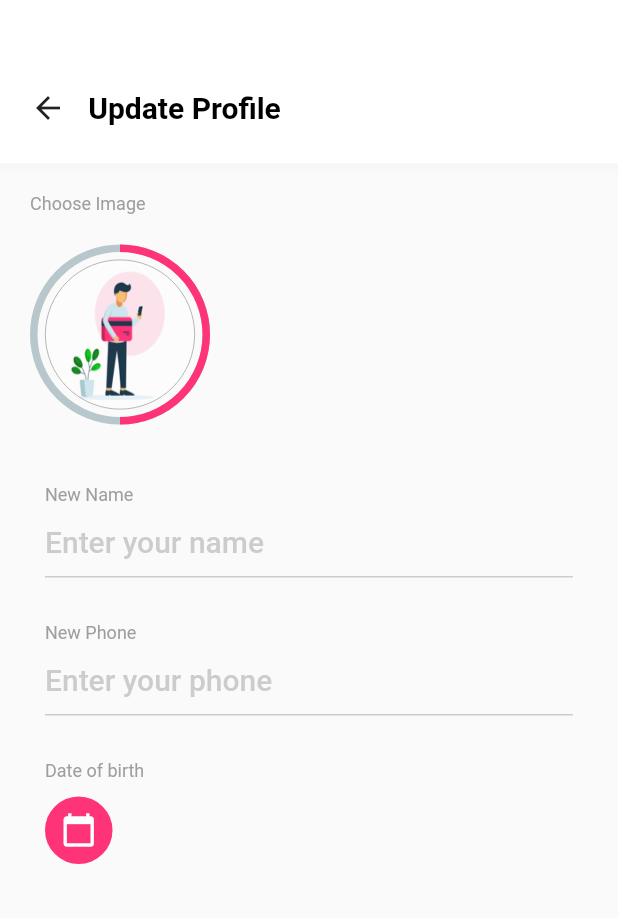
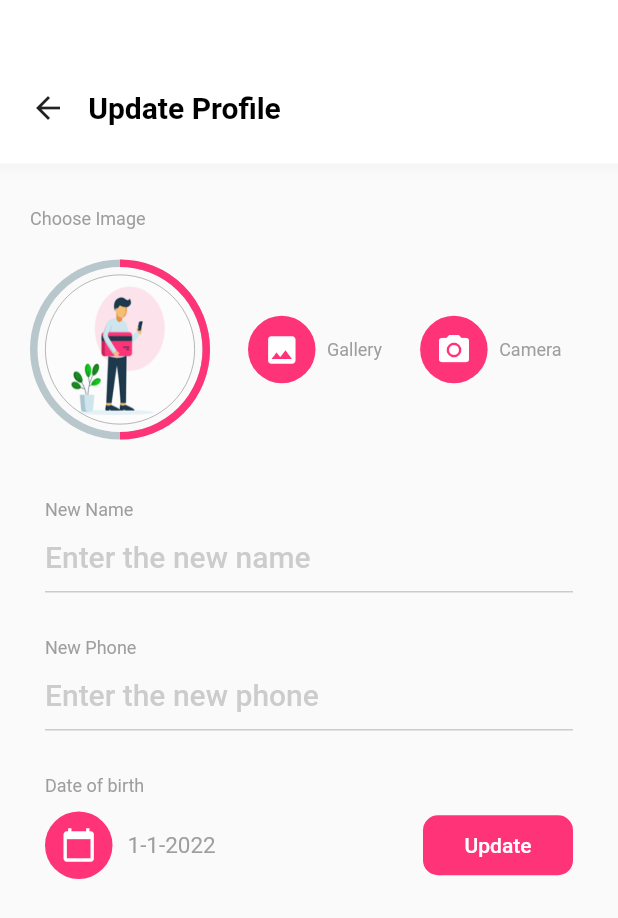
Before and after one commit to JanDongGun/BudgetFlutter, a Flutter app: the UpdateProfile screen opened directly, on a phone screen of 412 x 824 dp. Shown: the top 918 px of the screen. Run offline on Flutter 3.47's test engine with Material 2 defaults, Android fonts, the phone set to English and light mode, and no system bars; drawn by our look-alikes of percent_indicator; our stand-ins replace animated_bottom_navigation_bar, fl_chart, font_awesome_flutter, image_picker, ionicons; missing offline and left inert: antdesign_icons.

Commit message:
update profile

```diff
--- a/lib/pages/update_profile_page.dart
+++ b/lib/pages/update_profile_page.dart
@@ -1,7 +1,9 @@
+import 'dart:io';
+
 import 'package:budgetapp/theme/colors.dart';
 import 'package:flutter/foundation.dart';
 import 'package:flutter/material.dart';
-import 'package:antdesign_icons/antdesign_icons.dart';
+import 'package:image_picker/image_picker.dart';
 import 'package:percent_indicator/circular_percent_indicator.dart';
 
 class UpdateProfile extends StatefulWidget {
@@ -12,6 +14,9 @@ class UpdateProfile extends StatefulWidget {
 }
 
 class _UpdateProfileState extends State<UpdateProfile> {
+  File? imageFile;
+  DateTime dateTime = DateTime(2022);
+
   @override
   Widget build(BuildContext context) {
     return Scaffold(body: getBody());
@@ -60,7 +65,7 @@ class _UpdateProfileState extends State<UpdateProfile> {
           height: 10,
         ),
         Padding(
-          padding: const EdgeInsets.fromLTRB(20, 10, 20, 10),
+          padding: const EdgeInsets.fromLTRB(20, 20, 20, 10),
           child: Column(
             crossAxisAlignment: CrossAxisAlignment.start,
             children: [
@@ -71,11 +76,25 @@ class _UpdateProfileState extends State<UpdateProfile> {
               const SizedBox(
                 height: 20,
               ),
+              Row(
+                mainAxisAlignment: MainAxisAlignment.spaceBetween,
+                children: [
                   CircularPercentIndicator(
                     percent: 0.5,
                     progressColor: primary,
                     radius: 120,
-                center: Container(
+                    center: imageFile != null
+                        ? Container(
+                            height: 100,
+                            width: 100,
+                            decoration: BoxDecoration(
+                                borderRadius: BorderRadius.circular(50),
+                                border: Border.all(color: grey, width: 0.5),
+                                image: DecorationImage(
+                                    fit: BoxFit.fill,
+                                    image: FileImage(imageFile!))),
+                          )
+                        : Container(
                             height: 100,
                             width: 100,
                             decoration: BoxDecoration(
@@ -83,9 +102,50 @@ class _UpdateProfileState extends State<UpdateProfile> {
                                 border: Border.all(color: grey, width: 0.5),
                                 image: const DecorationImage(
                                     fit: BoxFit.fill,
-                          image:
-                              AssetImage('assets/images/keytar_sweenet.png'))),
+                                    image: AssetImage(
+                                        'assets/images/keytar_sweenet.png'))),
                           ),
+                  ),
+                  const SizedBox(width: 10),
+                  Container(
+                    height: 45,
+                    width: 45,
+                    decoration: BoxDecoration(
+                        color: primary,
+                        borderRadius: BorderRadius.circular(50)),
+                    child: IconButton(
+                      onPressed: () => getImage(source: ImageSource.gallery),
+                      icon: const Icon(Icons.image),
+                      color: white,
+                    ),
+                  ),
+                  const Text(
+                    'Gallery',
+                    style: TextStyle(fontSize: 12, color: Colors.grey),
+                  ),
+                  const SizedBox(
+                    width: 10,
+                  ),
+                  Container(
+                    height: 45,
+                    width: 45,
+                    decoration: BoxDecoration(
+                        color: primary,
+                        borderRadius: BorderRadius.circular(50)),
+                    child: IconButton(
+                      onPressed: () => getImage(source: ImageSource.camera),
+                      icon: const Icon(Icons.camera_alt),
+                      color: white,
+                    ),
+                  ),
+                  const Text(
+                    'Camera',
+                    style: TextStyle(fontSize: 12, color: Colors.grey),
+                  ),
+                  const SizedBox(
+                    width: 10,
+                  ),
+                ],
               ),
               const SizedBox(
                 height: 40,
@@ -107,7 +167,7 @@ class _UpdateProfileState extends State<UpdateProfile> {
                           fontWeight: FontWeight.w500,
                         ),
                         border: InputBorder.none,
-                        hintText: 'Enter your name',
+                        hintText: 'Enter the new name',
                         enabledBorder: UnderlineInputBorder(
                           borderSide:
                               BorderSide(color: Colors.grey.withOpacity(0.5)),
@@ -133,7 +193,7 @@ class _UpdateProfileState extends State<UpdateProfile> {
                           fontWeight: FontWeight.w500,
                         ),
                         border: InputBorder.none,
-                        hintText: 'Enter your phone',
+                        hintText: 'Enter the new phone',
                         enabledBorder: UnderlineInputBorder(
                           borderSide:
                               BorderSide(color: Colors.grey.withOpacity(0.5)),
@@ -154,6 +214,8 @@ class _UpdateProfileState extends State<UpdateProfile> {
                     const SizedBox(
                       height: 10,
                     ),
+                    Row(
+                      children: [
                         Container(
                           height: 45,
                           width: 45,
@@ -161,10 +223,44 @@ class _UpdateProfileState extends State<UpdateProfile> {
                               color: primary,
                               borderRadius: BorderRadius.circular(50)),
                           child: IconButton(
-                        onPressed: () {},
-                        icon: Icon(Icons.calendar_today),
+                            onPressed: () async {
+                              DateTime? newDate = await showDatePicker(
+                                  context: context,
+                                  initialDate: dateTime,
+                                  firstDate: DateTime(1950),
+                                  lastDate: DateTime(2022));
+                              if (newDate != null) {
+                                setState(() {
+                                  dateTime = newDate;
+                                });
+                              }
+                            },
+                            icon: const Icon(Icons.calendar_today),
                             color: white,
                           ),
+                        ),
+                        const SizedBox(
+                          width: 10,
+                        ),
+                        Text(
+                          '${dateTime.day}-${dateTime.month}-${dateTime.year}',
+                          style: TextStyle(
+                              fontSize: 15, color: grey.withOpacity(1)),
+                        ),
+                        const Spacer(),
+                        Container(
+                            height: 40,
+                            width: 100,
+                            decoration: BoxDecoration(
+                                color: primary,
+                                borderRadius: BorderRadius.circular(10)),
+                            child: TextButton(
+                                onPressed: () {},
+                                child: Text(
+                                  "Update",
+                                  style: TextStyle(color: white.withOpacity(1)),
+                                )))
+                      ],
                     ),
                   ],
                 ),
@@ -175,4 +271,14 @@ class _UpdateProfileState extends State<UpdateProfile> {
       ],
     ));
   }
+
+  void getImage({required ImageSource source}) async {
+    final file = await ImagePicker().pickImage(source: source);
+
+    if (file?.path != null) {
+      setState(() {
+        imageFile = File(file!.path);
+      });
     }
+  }
+}
```
Also changed, not shown: lib/pages/change_password_page.dart (added, +181 -0 lines), lib/pages/proflie_page.dart (+37 -11 lines). Lines whose indentation alone changed are shown as unchanged.
